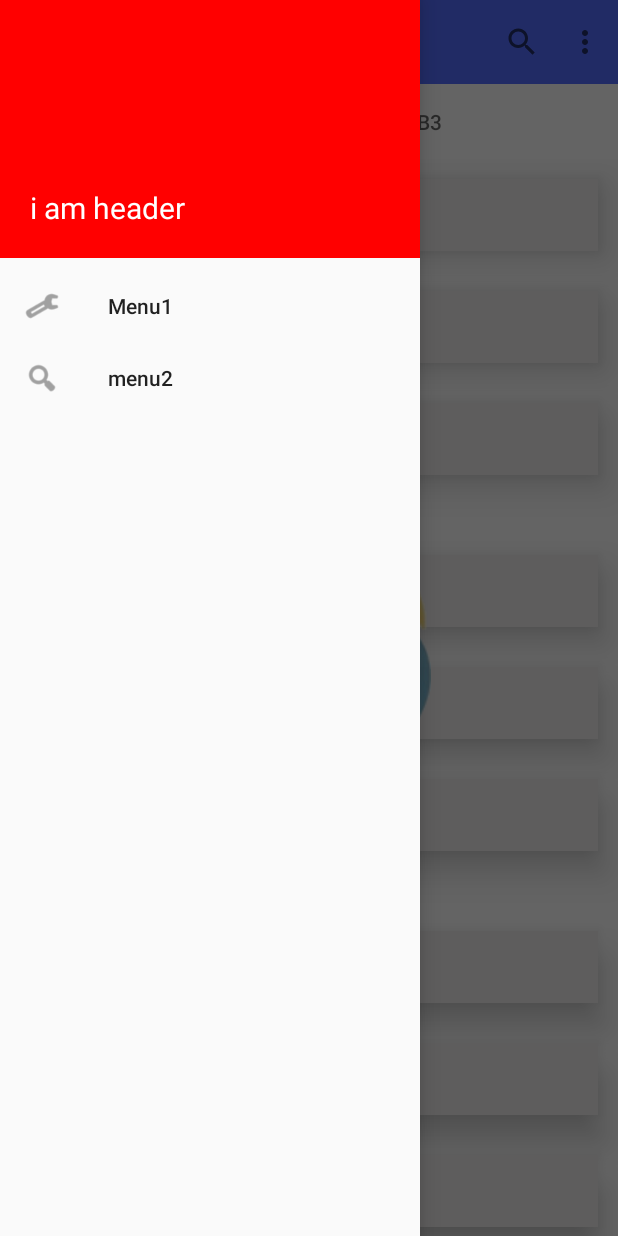
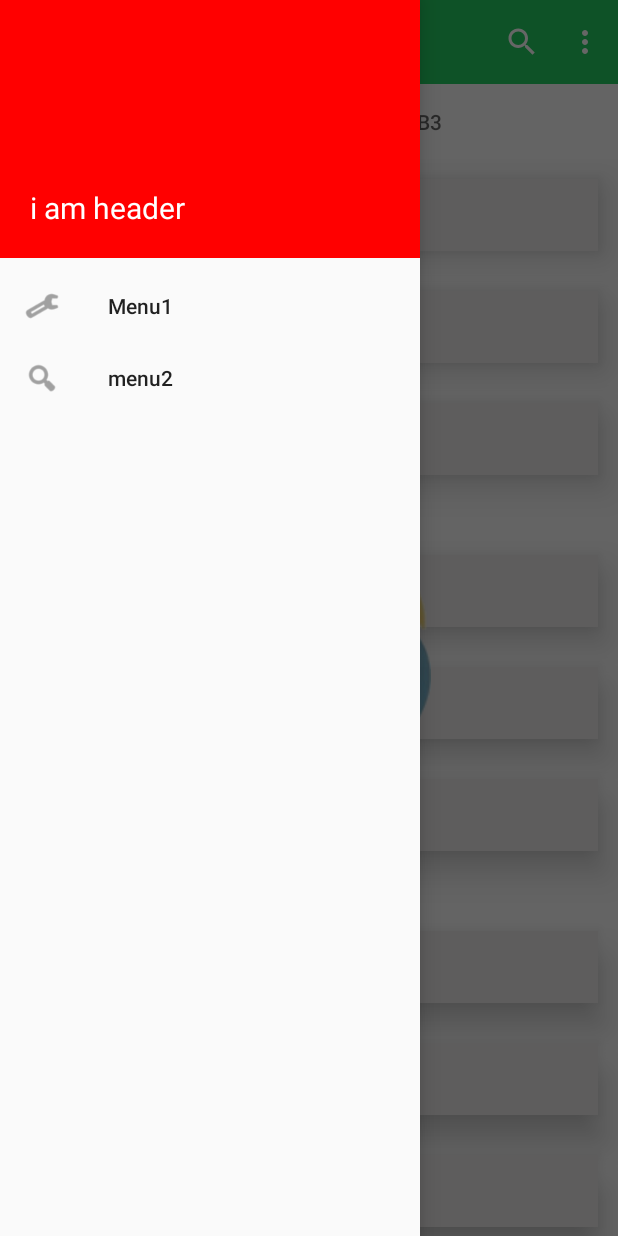
Before and after one commit to kimgaeunnn/AndroidStudy, an Android app: the screen it shows after launch (MainActivity), with the side drawer open, on a phone screen of 412 x 824 dp. Run offline under Robolectric (Android 15) with nearby library versions, the phone set to English and light mode, and no system bars.

Commit message:
toobar style 및 app primary color 변경
- 보라색 -> 초록색 (초록색이 좋음)

```diff
--- a/ch2_material/src/main/res/layout/activity_main.xml
+++ b/ch2_material/src/main/res/layout/activity_main.xml
@@ -15,7 +15,8 @@
 				android:id="@+id/toolbar"
 				android:layout_width="match_parent"
 				android:layout_height="?attr/actionBarSize"
-				android:background="?attr/colorPrimary"/>
+				android:background="?attr/colorPrimary"
+				app:theme= "@style/ToolBarStyle"/>
 
 		<!--
 		tabGravity: center, fill 등 지정으로, 버튼 align 조정
--- a/ch2_material/src/main/res/values/colors.xml
+++ b/ch2_material/src/main/res/values/colors.xml
@@ -1,6 +1,6 @@
 <?xml version="1.0" encoding="utf-8"?>
 <resources>
-	<color name="colorPrimary">#536DFE</color>
-	<color name="colorPrimaryDark">#536DFE</color>
-	<color name="colorAccent">#D81B60</color>
+	<color name="colorPrimary">#23CF61</color>
+	<color name="colorPrimaryDark">#23CF61</color>
+	<color name="colorAccent">#64FFDA</color>
 </resources>
--- a/ch2_material/src/main/res/values/styles.xml
+++ b/ch2_material/src/main/res/values/styles.xml
@@ -9,7 +9,15 @@
 		<!-- window actionbar 출력 안되도록, content 영역에서 toolbar로 출력 할 것-->
 		<item name="windowActionBar">false</item>
 		<item name="windowNoTitle">true</item>
+	</style>
 
+	<style name="ToolBarStyle" parent="Theme.AppCompat.Light.DarkActionBar">
+		<item name="android:textColorPrimary">@android:color/white</item>
+		<item name="android:textColorSecondary">@android:color/white</item>
+		<item name="actionMenuTextColor">@android:color/white</item>
+		<item name="colorPrimary">@color/colorPrimary</item>
+		<item name="colorPrimaryDark">@color/colorPrimaryDark</item>
+		<item name="colorAccent">@color/colorAccent</item>
 	</style>
 
 </resources>
```
